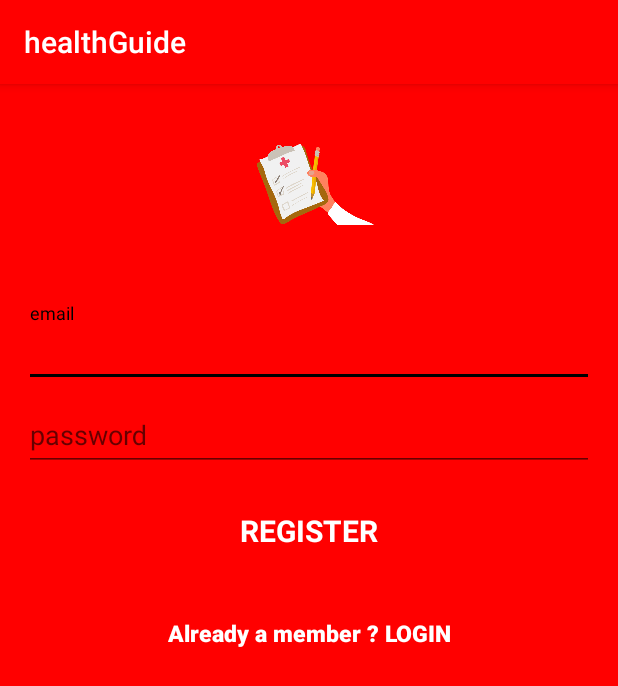
After one commit to healthGuide/android-app, an Android app: the signup screen opened directly, with no data from a screen before it, on a phone screen of 412 x 824 dp. The commit adds this screen. Shown: the top 686 px of the screen. Run offline under Robolectric (Android 15) with nearby library versions, the phone set to English and light mode, and no system bars; our stand-ins replace Firebase (no records; nobody signed in at launch, a user with empty details on screens opened directly).

Commit message:
login_signup added

```diff
--- a/app/build.gradle
+++ b/app/build.gradle
@@ -26,5 +26,7 @@ dependencies {
     compile 'com.android.support.constraint:constraint-layout:1.0.2'
     compile 'com.android.support:recyclerview-v7:23.2.0'
     compile 'com.android.support:cardview-v7:23.2.0'
+    compile 'com.google.firebase:firebase-auth:9.0.2'
     testCompile 'junit:junit:4.12'
 }
+apply plugin: 'com.google.gms.google-services'
--- /dev/null
+++ b/app/src/main/java/rkapoors/healthguide/signup.java
@@ -0,0 +1,104 @@
+package rkapoors.healthguide;
+
+import android.content.Intent;
+import android.os.Bundle;
+import android.support.annotation.NonNull;
+import android.support.v7.app.AppCompatActivity;
+import android.text.TextUtils;
+import android.view.View;
+import android.widget.Button;
+import android.widget.EditText;
+import android.widget.ProgressBar;
+import android.widget.Toast;
+
+import com.google.android.gms.tasks.OnCompleteListener;
+import com.google.android.gms.tasks.Task;
+import com.google.firebase.auth.AuthResult;
+import com.google.firebase.auth.FirebaseAuth;
+import com.google.firebase.auth.FirebaseAuthUserCollisionException;
+
+public class signup extends AppCompatActivity {
+
+    private EditText inputEmail, inputPassword;
+    private Button btnSignIn, btnSignUp;
+    private ProgressBar progressBar;
+    private FirebaseAuth auth;
+
+    @Override
+    protected void onCreate(Bundle savedInstanceState) {
+        super.onCreate(savedInstanceState);
+        setContentView(R.layout.activity_signup);
+
+        //Get Firebase auth instance
+        auth = FirebaseAuth.getInstance();
+
+        btnSignIn = (Button) findViewById(R.id.login_button);
+        btnSignUp = (Button) findViewById(R.id.signup_button);
+        inputEmail = (EditText) findViewById(R.id.email);
+        inputPassword = (EditText) findViewById(R.id.password);
+        progressBar = (ProgressBar) findViewById(R.id.progressBar);
+
+        btnSignIn.setOnClickListener(new View.OnClickListener() {
+            @Override
+            public void onClick(View v) {
+                startActivity(new Intent(signup.this,login.class));
+                finish();
+            }
+        });
+
+        btnSignUp.setOnClickListener(new View.OnClickListener() {
+            @Override
+            public void onClick(View v) {
+
+                String email = inputEmail.getText().toString().trim();
+                String password = inputPassword.getText().toString().trim();
+
+                if (TextUtils.isEmpty(email)) {
+                    Toast.makeText(getApplicationContext(), "Enter email address!", Toast.LENGTH_SHORT).show();
+                    return;
+                }
+
+                if (TextUtils.isEmpty(password)) {
+                    Toast.makeText(getApplicationContext(), "Enter password!", Toast.LENGTH_SHORT).show();
+                    return;
+                }
+
+                if (password.length() < 6) {
+                    Toast.makeText(getApplicationContext(), "Password too short, enter minimum 6 characters!", Toast.LENGTH_SHORT).show();
+                    return;
+                }
+
+                progressBar.setVisibility(View.VISIBLE);
+                //create user
+                auth.createUserWithEmailAndPassword(email, password)
+                        .addOnCompleteListener(signup.this, new OnCompleteListener<AuthResult>() {
+                            @Override
+                            public void onComplete(@NonNull Task<AuthResult> task) {
+                                progressBar.setVisibility(View.GONE);
+                                // If sign in fails, display a message to the user. If sign in succeeds
+                                // the auth state listener will be notified and logic to handle the
+                                // signed in user can be handled in the listener.
+                                if (!task.isSuccessful()) {
+                                    Toast.makeText(signup.this, "Request failed. Try again", Toast.LENGTH_SHORT).show();
+                                    if(task.getException() instanceof FirebaseAuthUserCollisionException)
+                                    {
+                                        Toast.makeText(signup.this, "email already registered", Toast.LENGTH_SHORT).show();
+                                    }
+                                } else {
+                                    Toast.makeText(signup.this, "Welcome to healthGuide", Toast.LENGTH_SHORT).show();
+                                    startActivity(new Intent(signup.this, MainActivity.class));
+                                    finish();
+                                }
+                            }
+                        });
+
+            }
+        });
+    }
+
+    @Override
+    protected void onResume() {
+        super.onResume();
+        progressBar.setVisibility(View.GONE);
+    }
+}
--- a/app/src/main/res/layout/activity_main.xml
+++ b/app/src/main/res/layout/activity_main.xml
@@ -101,12 +101,12 @@
                 android:textStyle="bold" />
 
             <TextView
-                android:id="@+id/desc"
+                android:id="@+id/useremail"
                 android:layout_width="wrap_content"
                 android:layout_height="wrap_content"
                 android:layout_gravity="bottom"
                 android:layout_marginTop="4dp"
-                android:text="View Profile"
+                android:text=""
                 android:textColor="#fff"
                 android:textSize="12sp" />
         </LinearLayout>
--- /dev/null
+++ b/app/src/main/res/layout/activity_signup.xml
@@ -0,0 +1,96 @@
+<?xml version="1.0" encoding="utf-8"?>
+<android.support.design.widget.CoordinatorLayout
+    xmlns:android="http://schemas.android.com/apk/res/android"
+    xmlns:tools="http://schemas.android.com/tools"
+    android:layout_width="match_parent"
+    android:layout_height="match_parent"
+    android:fitsSystemWindows="true"
+    android:background="@color/colorPrimary"
+    android:layout_gravity="center"
+    tools:context="rkapoors.healthguide.signup">
+
+    <ProgressBar
+        android:id="@+id/progressBar"
+        android:layout_width="30dp"
+        android:layout_height="30dp"
+        android:layout_gravity="center|bottom"
+        android:layout_marginBottom="20dp"
+        android:visibility="gone" />
+    <ScrollView
+        android:layout_width="match_parent"
+        android:layout_height="wrap_content">
+    <LinearLayout
+        android:layout_width="fill_parent"
+        android:layout_height="wrap_content"
+        android:gravity="center"
+        android:orientation="vertical"
+        android:padding="@dimen/activity_horizontal_margin">
+
+        <ImageView
+            android:layout_width="@dimen/logo_w_h"
+            android:layout_height="@dimen/logo_w_h"
+            android:layout_gravity="center_horizontal"
+            android:layout_marginBottom="30dp"
+            android:src="@drawable/splash" />
+
+        <android.support.design.widget.TextInputLayout
+            android:layout_width="match_parent"
+            android:layout_height="wrap_content">
+
+            <EditText
+                android:id="@+id/email"
+                android:layout_width="match_parent"
+                android:layout_height="wrap_content"
+                android:hint="email"
+                android:inputType="textEmailAddress"
+                android:maxLines="1"
+                android:textColor="#fff" />
+
+        </android.support.design.widget.TextInputLayout>
+
+        <android.support.design.widget.TextInputLayout
+            android:layout_width="match_parent"
+            android:layout_height="wrap_content">
+
+            <EditText
+                android:id="@+id/password"
+                android:layout_width="match_parent"
+                android:layout_height="wrap_content"
+                android:focusableInTouchMode="true"
+                android:hint="password"
+                android:imeActionId="@+id/login"
+                android:imeOptions="actionUnspecified"
+                android:inputType="textPassword"
+                android:maxLines="1"
+                android:textColor="#fff" />
+
+        </android.support.design.widget.TextInputLayout>
+
+        <Button
+            android:id="@+id/signup_button"
+            style="?android:textAppearanceSmall"
+            android:layout_width="match_parent"
+            android:layout_height="wrap_content"
+            android:layout_marginTop="16dp"
+            android:background="@null"
+            android:text="REGISTER"
+            android:textColor="#fff"
+            android:textStyle="bold"
+            android:textSize="20sp"/>
+
+        <!-- Link to Login Screen -->
+
+        <Button
+            android:id="@+id/login_button"
+            android:layout_width="fill_parent"
+            android:layout_height="wrap_content"
+            android:layout_marginTop="20dip"
+            android:background="@null"
+            android:text="Already a member ? LOGIN"
+            android:textAllCaps="false"
+            android:textColor="#fff"
+            android:textSize="15sp"
+            android:textStyle="bold"/>
+    </LinearLayout>
+    </ScrollView>
+</android.support.design.widget.CoordinatorLayout>
--- a/app/src/main/res/values/dimens.xml
+++ b/app/src/main/res/values/dimens.xml
@@ -1,3 +1,7 @@
 <resources>
+    <!-- Default screen margins, per the Android Design guidelines. -->
+    <dimen name="activity_horizontal_margin">16dp</dimen>
+    <dimen name="activity_vertical_margin">16dp</dimen>
     <dimen name="fab_margin">16dp</dimen>
+    <dimen name="logo_w_h">100dp</dimen>
 </resources>
--- a/build.gradle
+++ b/build.gradle
@@ -6,6 +6,7 @@ buildscript {
     }
     dependencies {
         classpath 'com.android.tools.build:gradle:2.3.3'
+        classpath 'com.google.gms:google-services:3.1.0'
 
         // NOTE: Do not place your application dependencies here; they belong
         // in the individual module build.gradle files
```
Also changed, not shown: app/src/main/AndroidManifest.xml (+9 -1 lines), app/src/main/java/rkapoors/healthguide/MainActivity.java (+53 -4 lines), app/src/main/java/rkapoors/healthguide/login.java (added, +108 -0 lines), app/src/main/java/rkapoors/healthguide/resetpassword.java (added, +74 -0 lines), app/src/main/res/layout/activity_login.xml (added, +103 -0 lines), app/src/main/res/layout/activity_resetpassword.xml (added, +96 -0 lines), app/src/main/res/layout/sample_fragment2.xml (+5 -3 lines), 1 other file.
